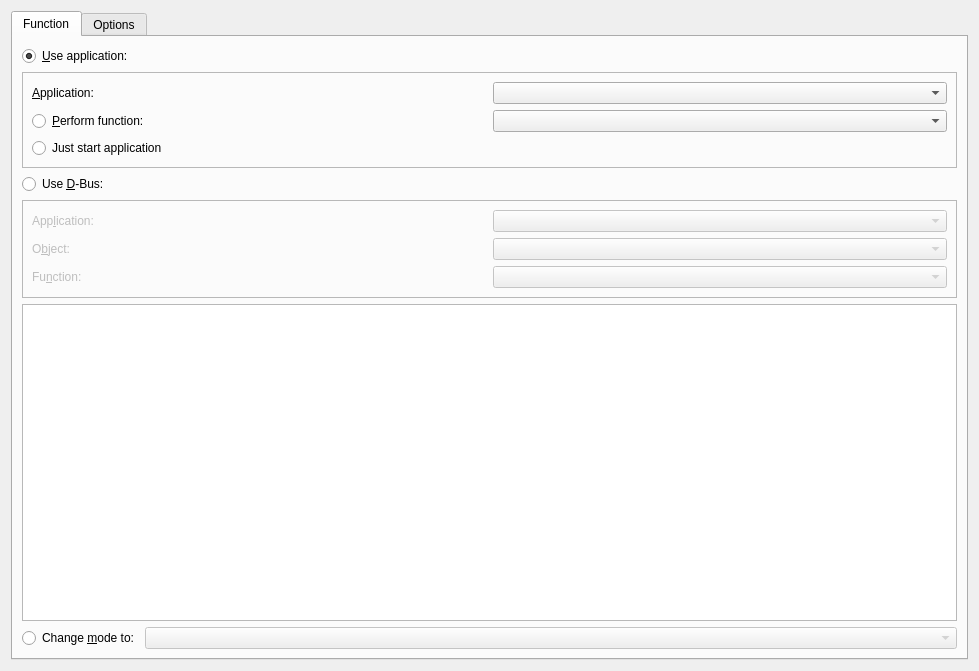
First picture: the form in kcmlirc/editactionbase.ui, repository KDE/kremotecontrol, before the edit.
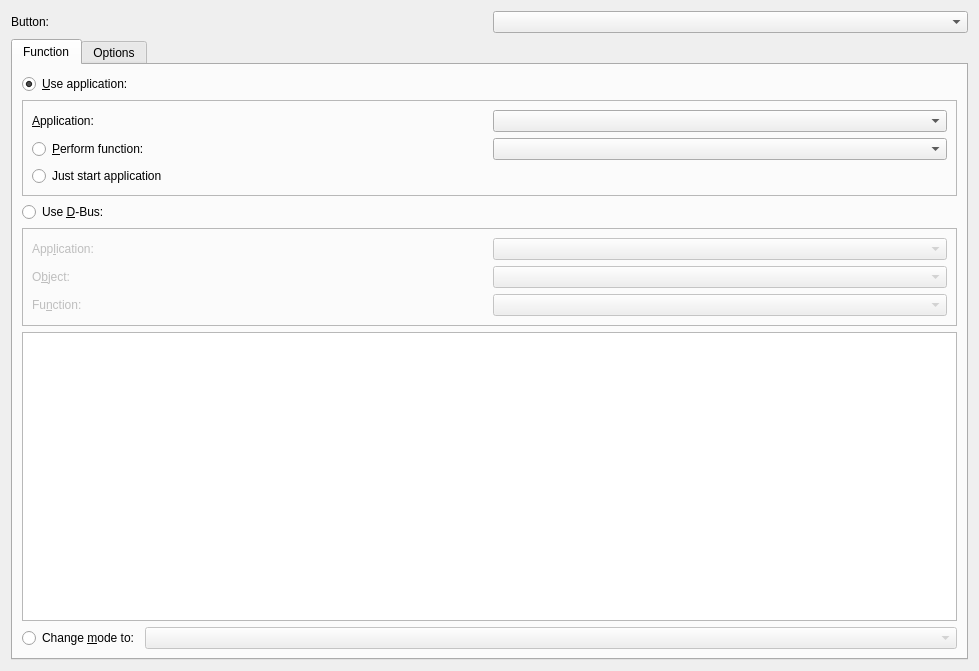
Second picture: the form after the edit. Custom widgets are drawn as their Qt base class.

Commit message: added the possibility to change button in editaction BUG: 204618

```diff
--- a/kcmlirc/editactionbase.ui
+++ b/kcmlirc/editactionbase.ui
@@ -13,7 +13,21 @@
   <property name="windowTitle">
    <string>Edit Action</string>
   </property>
-  <layout class="QVBoxLayout" name="verticalLayout_7">
+  <layout class="QVBoxLayout" name="verticalLayout">
+   <item>
+    <layout class="QHBoxLayout" name="horizontalLayout">
+     <item>
+      <widget class="QLabel" name="label">
+       <property name="text">
+        <string>Button:</string>
+       </property>
+      </widget>
+     </item>
+     <item>
+      <widget class="KComboBox" name="theButtons"/>
+     </item>
+    </layout>
+   </item>
    <item>
     <widget class="KTabWidget" name="tabWidget3">
      <property name="currentIndex">
```
The commit also changes 2 other files.
